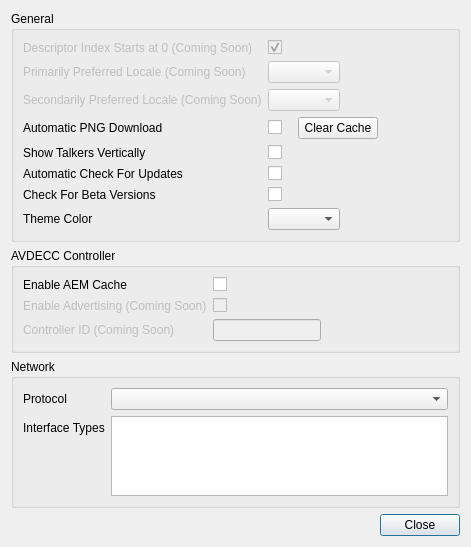
christophe-calmejane/Hive, file src/settingsDialog.ui: the form before one commit.
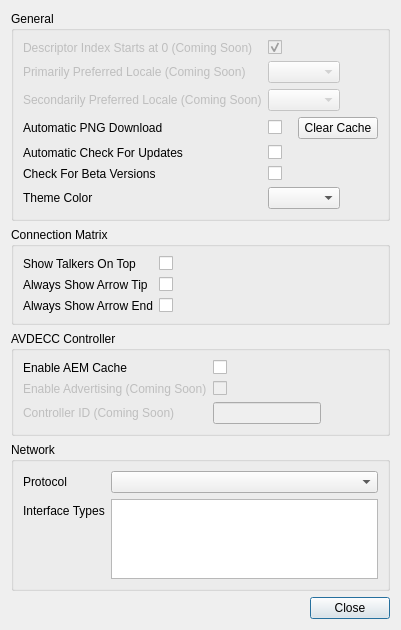
The form after the commit.

Commit message: Added options to better configure the connection matrix (arrows)

What changed in the file:
```diff
--- a/src/settingsDialog.ui
+++ b/src/settingsDialog.ui
@@ -6,8 +6,8 @@
    <rect>
     <x>0</x>
     <y>0</y>
-    <width>471</width>
-    <height>527</height>
+    <width>377</width>
+    <height>604</height>
    </rect>
   </property>
   <property name="sizePolicy">
@@ -116,16 +116,6 @@
         </item>
        </layout>
       </item>
-      <item row="4" column="0">
-       <widget class="QLabel" name="transposeConnectionMatrixLabel">
-        <property name="text">
-         <string>Show Talkers Vertically</string>
-        </property>
-       </widget>
-      </item>
-      <item row="4" column="1">
-       <widget class="QCheckBox" name="transposeConnectionMatrixCheckBox"/>
-      </item>
       <item row="5" column="0">
        <widget class="QLabel" name="automaticCheckForUpdatesLabel">
         <property name="text">
@@ -159,6 +149,51 @@
      </layout>
     </widget>
    </item>
+   <item>
+    <widget class="QGroupBox" name="groupBox_4">
+     <property name="title">
+      <string>Connection Matrix</string>
+     </property>
+     <property name="flat">
+      <bool>false</bool>
+     </property>
+     <property name="checkable">
+      <bool>false</bool>
+     </property>
+     <layout class="QFormLayout" name="formLayout_4">
+      <item row="0" column="0">
+       <widget class="QLabel" name="transposeConnectionMatrixLabel">
+        <property name="text">
+         <string>Show Talkers On Top</string>
+        </property>
+       </widget>
+      </item>
+      <item row="0" column="1">
+       <widget class="QCheckBox" name="transposeConnectionMatrixCheckBox"/>
+      </item>
+      <item row="1" column="0">
+       <widget class="QLabel" name="alwaysShowArrowTipConnectionMatrixLabel">
+        <property name="text">
+         <string>Always Show Arrow Tip</string>
+        </property>
+       </widget>
+      </item>
+      <item row="1" column="1">
+       <widget class="QCheckBox" name="alwaysShowArrowTipConnectionMatrixCheckBox"/>
+      </item>
+      <item row="2" column="0">
+       <widget class="QLabel" name="alwaysShowArrowEndConnectionMatrixLabel">
+        <property name="text">
+         <string>Always Show Arrow End</string>
+        </property>
+       </widget>
+      </item>
+      <item row="2" column="1">
+       <widget class="QCheckBox" name="alwaysShowArrowEndConnectionMatrixCheckBox"/>
+      </item>
+     </layout>
+    </widget>
+   </item>
    <item>
     <widget class="QGroupBox" name="groupBox_2">
      <property name="title">
```
Left out of the diff: 1 changed line with no effect on the pictures. The commit also changes 16 other files.
